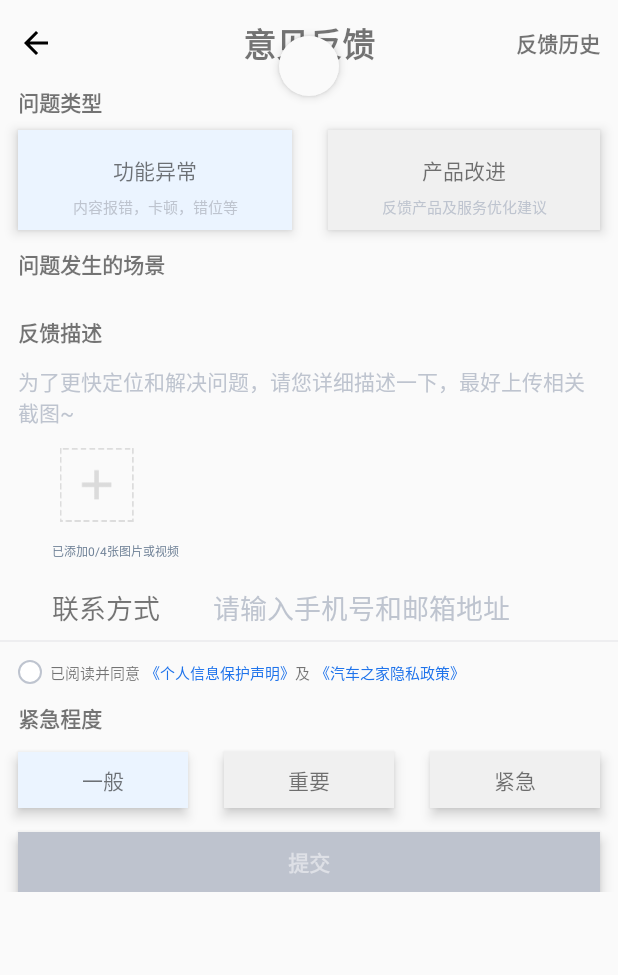
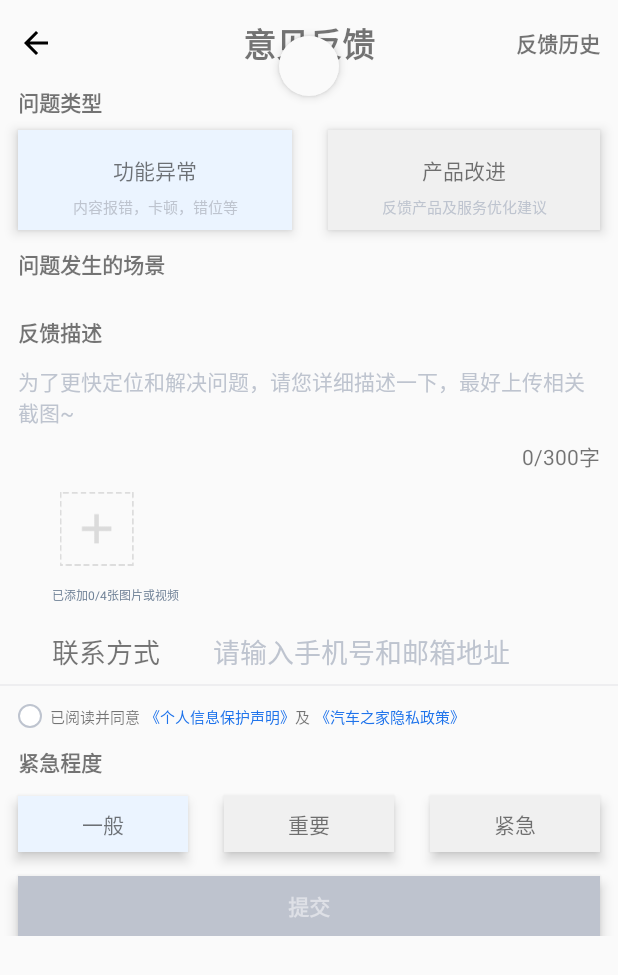
Before and after one commit to Timeforsleep/FeedbackApp, an Android app: the screen it shows after launch (MainActivity), on a phone screen of 412 x 824 dp. Shown: the top 975 px of the screen. Run offline under Robolectric (Android 15) with nearby library versions, the phone set to English and light mode, and no system bars; libraries missing offline, so code that uses them is left out: com.tencent.mmkv, com.tencent.msdk; pictures from the network do not load; 5 statements that could not run were skipped.

Commit message:
增加字数显示

```diff
--- a/app/src/main/java/com/example/feedbackapp/activity/MainActivity.kt
+++ b/app/src/main/java/com/example/feedbackapp/activity/MainActivity.kt
@@ -136,6 +136,7 @@ class MainActivity : AppCompatActivity() {
             deleteImageIV4
         )
     }
+    private val strNumTV:TextView by lazy { findViewById(R.id.str_num_textview) }
 
     private val isVideoImageViews by lazy {
         listOf(
@@ -290,6 +291,7 @@ class MainActivity : AppCompatActivity() {
         }
         feedbackET.doAfterTextChanged {
             mainViewModel.feedbackContent.value = it.toString()
+            strNumTV.text = "${it?.length?:0}/300字"
         }
         phoneNumET.doAfterTextChanged {
             mainViewModel.relationNumber.value = it.toString()
--- a/app/src/main/java/com/example/feedbackapp/dialog/AddAlertDialog.kt
+++ b/app/src/main/java/com/example/feedbackapp/dialog/AddAlertDialog.kt
@@ -1,5 +1,6 @@
 
 import android.Manifest
+import android.annotation.SuppressLint
 import android.app.Activity
 import android.app.AlertDialog
 import android.content.ContentValues
@@ -48,6 +49,8 @@ class AddAlertDialog(private val activity: Activity) {
     private var isVideoImageIV2:ImageView?=null
     private var isVideoImageIV3:ImageView?=null
     private var isVideoImageIV4:ImageView?=null
+
+    private var strNumTV: TextView? = null
 
     private var addImageIV1: ImageView? = null
     private var addImageIV2: ImageView? = null
@@ -127,6 +130,7 @@ class AddAlertDialog(private val activity: Activity) {
         }
         builder.show()
     }
+    @SuppressLint("MissingInflatedId")
     fun show() {
         // Inflate the custom layout
         val inflater = LayoutInflater.from(activity)
@@ -135,11 +139,13 @@ class AddAlertDialog(private val activity: Activity) {
         // Find views in the custom layout
         val backIv: ImageView = dialogView.findViewById(R.id.back_iv)
         val textView: TextView = dialogView.findViewById(R.id.textView)
+        strNumTV = dialogView.findViewById(R.id.str_num_textview)
         val addEt: EditText = dialogView.findViewById(R.id.add_et)
         sendTV = dialogView.findViewById(R.id.send_tv)
 
         addEt.doAfterTextChanged{
             feedbackRequest?.content =it.toString()
+            strNumTV?.text = "${it?.length?:0}/300字"
             if (it.isNullOrEmpty()) {
                 sendTV?.setTextColor(Color.parseColor("#DCDCDC"))
                 sendTV?.isClickable = false
--- a/app/src/main/res/layout/activity_main.xml
+++ b/app/src/main/res/layout/activity_main.xml
@@ -32,6 +32,7 @@
 
     <ScrollView
         android:layout_width="match_parent"
+        android:paddingBottom="20dp"
         android:layout_height="match_parent">
         <androidx.constraintlayout.widget.ConstraintLayout
             android:layout_width="match_parent"
@@ -100,6 +101,15 @@
                 app:layout_constraintStart_toStartOf="parent"
                 app:layout_constraintTop_toBottomOf="@+id/feedback_et_show_tv" />
 
+
+            <TextView
+                android:id="@+id/str_num_textview"
+                android:layout_width="wrap_content"
+                android:layout_marginTop="8dp"
+                android:layout_height="wrap_content"
+                android:text="0/300字"
+                app:layout_constraintEnd_toEndOf="@+id/guide_et"
+                app:layout_constraintTop_toBottomOf="@id/guide_et" />
 
             <androidx.constraintlayout.widget.ConstraintLayout
                 android:id="@+id/func_type_cl"
@@ -233,7 +243,10 @@
                 app:layout_constraintEnd_toStartOf="@+id/add_image_fl2"
                 app:layout_constraintHorizontal_bias="0.5"
                 app:layout_constraintStart_toStartOf="parent"
-                app:layout_constraintTop_toBottomOf="@+id/guide_et">
+                app:layout_constraintTop_toBottomOf="@+id/str_num_textview"
+                >
+
+<!--                app:layout_constraintTop_toBottomOf="@+id/guide_et"-->
 
 
 
```
Also changed, not shown: app/src/main/res/layout/add_feedback_dialog.xml (+14 -3 lines).
